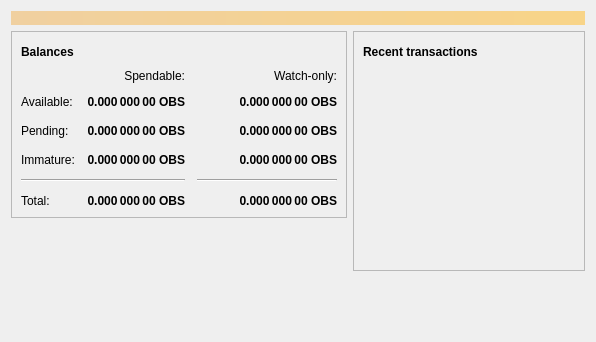
Before: the Qt Designer form src/qt/forms/overviewpage.ui in ObsidianCoreCoin/Obsidiancoin, drawn with Qt 5.
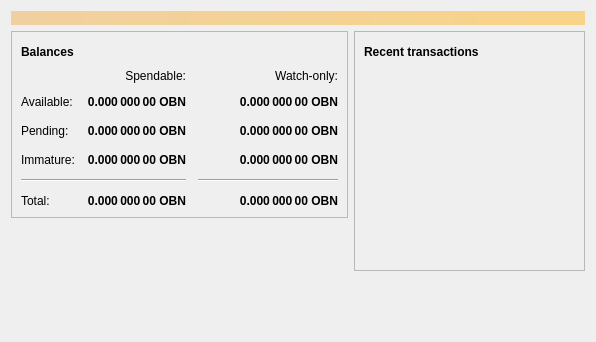
After: the same form once the commit is applied. Icons and pictures are not drawn.

Diff of the .ui file:
```diff
--- a/src/qt/forms/overviewpage.ui
+++ b/src/qt/forms/overviewpage.ui
@@ -129,7 +129,7 @@
                <string>Unconfirmed transactions to watch-only addresses</string>
               </property>
               <property name="text">
-               <string notr="true">0.000 000 00 OBS</string>
+               <string notr="true">0.000 000 00 OBN</string>
               </property>
               <property name="alignment">
                <set>Qt::AlignRight|Qt::AlignTrailing|Qt::AlignVCenter</set>
@@ -154,7 +154,7 @@
                <string>Total of transactions that have yet to be confirmed, and do not yet count toward the spendable balance</string>
               </property>
               <property name="text">
-               <string notr="true">0.000 000 00 OBS</string>
+               <string notr="true">0.000 000 00 OBN</string>
               </property>
               <property name="alignment">
                <set>Qt::AlignRight|Qt::AlignTrailing|Qt::AlignVCenter</set>
@@ -179,7 +179,7 @@
                <string>Mined balance in watch-only addresses that has not yet matured</string>
               </property>
               <property name="text">
-               <string notr="true">0.000 000 00 OBS</string>
+               <string notr="true">0.000 000 00 OBN</string>
               </property>
               <property name="alignment">
                <set>Qt::AlignRight|Qt::AlignTrailing|Qt::AlignVCenter</set>
@@ -237,7 +237,7 @@
                <string>Mined balance that has not yet matured</string>
               </property>
               <property name="text">
-               <string notr="true">0.000 000 00 OBS</string>
+               <string notr="true">0.000 000 00 OBN</string>
               </property>
               <property name="alignment">
                <set>Qt::AlignRight|Qt::AlignTrailing|Qt::AlignVCenter</set>
@@ -282,7 +282,7 @@
                <string>Your current total balance</string>
               </property>
               <property name="text">
-               <string notr="true">0.000 000 00 OBS</string>
+               <string notr="true">0.000 000 00 OBN</string>
               </property>
               <property name="alignment">
                <set>Qt::AlignRight|Qt::AlignTrailing|Qt::AlignVCenter</set>
@@ -307,7 +307,7 @@
                <string>Current total balance in watch-only addresses</string>
               </property>
               <property name="text">
-               <string notr="true">0.000 000 00 OBS</string>
+               <string notr="true">0.000 000 00 OBN</string>
               </property>
               <property name="alignment">
                <set>Qt::AlignRight|Qt::AlignTrailing|Qt::AlignVCenter</set>
@@ -349,7 +349,7 @@
                <string>Your current spendable balance</string>
               </property>
               <property name="text">
-               <string notr="true">0.000 000 00 OBS</string>
+               <string notr="true">0.000 000 00 OBN</string>
               </property>
               <property name="alignment">
                <set>Qt::AlignRight|Qt::AlignTrailing|Qt::AlignVCenter</set>
@@ -374,7 +374,7 @@
                <string>Your current balance in watch-only addresses</string>
               </property>
               <property name="text">
-               <string notr="true">0.000 000 00 OBS</string>
+               <string notr="true">0.000 000 00 OBN</string>
               </property>
               <property name="alignment">
                <set>Qt::AlignRight|Qt::AlignTrailing|Qt::AlignVCenter</set>
```
